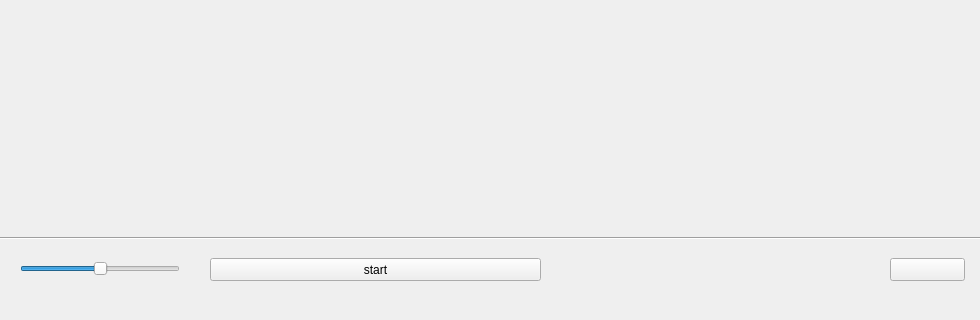
Above: src/ui_main_window1.ui from almog-a/iot_drums- before the change; both pictures show x 0 to 980 and y 291 to 611 of the 1332 by 611 pixel window. Below: the same form after it.
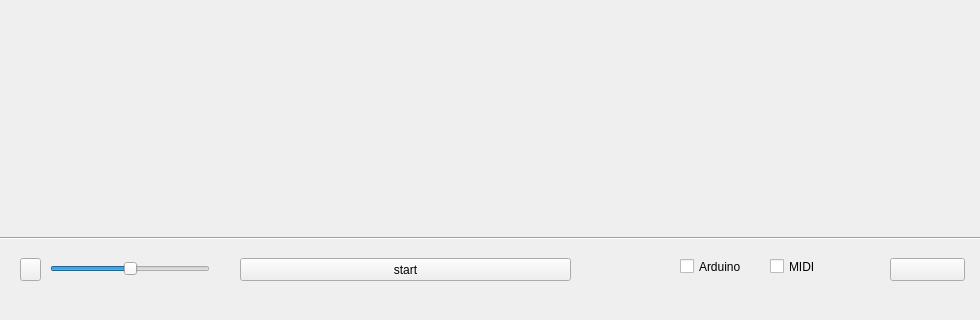
That is the form after the change.

Commit message: combined version of GUI and MIDI

The edit to the form file:
```diff
--- a/src/ui_main_window1.ui
+++ b/src/ui_main_window1.ui
@@ -17,7 +17,7 @@
    <widget class="QPushButton" name="start_bt">
     <property name="geometry">
      <rect>
-      <x>210</x>
+      <x>240</x>
       <y>530</y>
       <width>331</width>
       <height>23</height>
@@ -30,7 +30,7 @@
    <widget class="QSlider" name="songVolumeSlider">
     <property name="geometry">
      <rect>
-      <x>20</x>
+      <x>50</x>
       <y>530</y>
       <width>160</width>
       <height>22</height>
@@ -82,6 +82,48 @@
      <string/>
     </property>
    </widget>
+   <widget class="QPushButton" name="bt_vol_icon">
+    <property name="geometry">
+     <rect>
+      <x>20</x>
+      <y>530</y>
+      <width>21</width>
+      <height>23</height>
+     </rect>
+    </property>
+    <property name="autoFillBackground">
+     <bool>false</bool>
+    </property>
+    <property name="text">
+     <string/>
+    </property>
+   </widget>
+   <widget class="QCheckBox" name="checkBox_MIDI">
+    <property name="geometry">
+     <rect>
+      <x>770</x>
+      <y>530</y>
+      <width>70</width>
+      <height>17</height>
+     </rect>
+    </property>
+    <property name="text">
+     <string>MIDI</string>
+    </property>
+   </widget>
+   <widget class="QCheckBox" name="checkBox_Arduino">
+    <property name="geometry">
+     <rect>
+      <x>680</x>
+      <y>530</y>
+      <width>70</width>
+      <height>17</height>
+     </rect>
+    </property>
+    <property name="text">
+     <string>Arduino</string>
+    </property>
+   </widget>
    <widget class="QLabel" name="stream2">
     <property name="geometry">
      <rect>
```
The commit also changes 5 other files.
